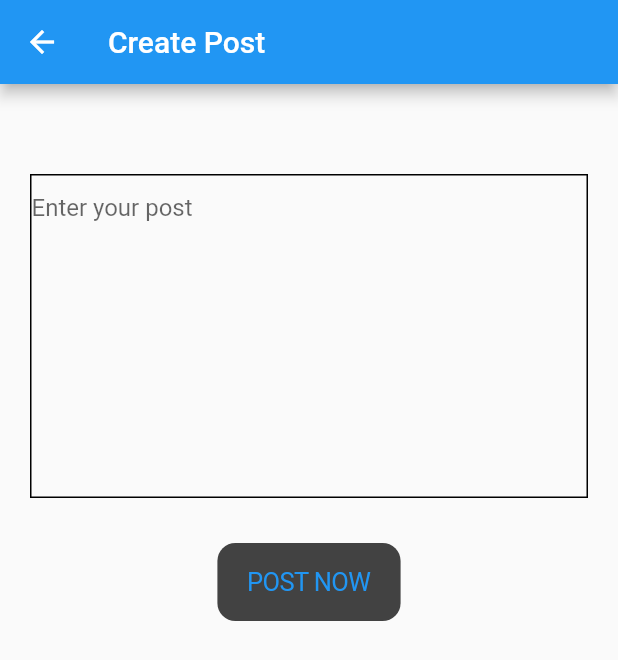
After one commit to alicalmir/mobile-task-2.0, a Flutter app: the CreatePost screen opened directly, on a phone screen of 412 x 824 dp. The commit adds this screen. Shown: the top 660 px of the screen. Run offline on Flutter 3.47's test engine with Material 2 defaults, Android fonts, the phone set to English and light mode, and no system bars; our stand-ins replace cloud_firestore, firebase_auth, firebase_core, font_awesome_flutter, google_sign_in, rounded_loading_button; missing offline and left inert: flutter_facebook_auth; accounts and stored records are empty.

Commit message:
mobile-task

```diff
--- /dev/null
+++ b/lib/model/post_model.dart
@@ -0,0 +1,55 @@
+
+import 'dart:convert';
+
+class PostModel {
+  final String id;
+  final String username;
+  final String date;
+  final String postText;
+  PostModel({
+    required this.id,
+    required this.username,
+    required this.date,
+    required this.postText,
+  });
+
+  PostModel copyWith({
+    String? id,
+    String? username,
+    String? date,
+    String? postText,
+  }) {
+    return PostModel(
+      id: id ?? this.id,
+      username: username ?? this.username,
+      date: date ?? this.date,
+      postText: postText ?? this.postText,
+    );
+  }
+
+  Map<String, dynamic> toMap() {
+    return <String, dynamic>{
+      'id': id,
+      'username': username,
+      'date': date,
+      'postText': postText,
+    };
+  }
+
+  factory PostModel.fromMap(Map<String, dynamic> map) {
+    return PostModel(
+      id: map['id'] as String,
+      username: map['username'] as String,
+      date: map['date'] as String,
+      postText: map['postText'] as String,
+    );
+  }
+
+
+
+  factory PostModel.fromJson(String source) => PostModel.fromMap(json.decode(source) as Map<String, dynamic>);
+
+
+
+
+}
--- /dev/null
+++ b/lib/model/user_mdel.dart
@@ -0,0 +1,17 @@
+class UserModel {
+  final String id;
+  final String name;
+  final String email;
+
+  UserModel({
+    required this.id,
+    required this.name,
+    required this.email,
+});
+
+Map<String, dynamic> toJson()=>{
+  'userId': id,
+  'name':name ,
+  'email': email,
+};
+}
--- /dev/null
+++ b/lib/provider/post_provider.dart
@@ -0,0 +1,34 @@
+import 'package:cloud_firestore/cloud_firestore.dart';
+import 'package:firebase_auth/firebase_auth.dart';
+import 'package:flutter/material.dart';
+import 'package:mobile_task/model/post_model.dart';
+import 'package:mobile_task/screens/home_screen.dart';
+import 'package:mobile_task/utils/loading_action.dart';
+
+class PostProvider extends ChangeNotifier {
+  final FirebaseAuth _auth = FirebaseAuth.instance;
+  final FirebaseFirestore _firestore = FirebaseFirestore.instance;
+  void uploadPost({
+    required String text,
+    required BuildContext context,
+  }) async {
+try {
+
+      final userInfo =
+        await _firestore.collection('users').doc(_auth.currentUser!.uid).get();
+        var name = (userInfo.data() as dynamic)['name'];
+    PostModel postModel = PostModel(
+        id: _auth.currentUser!.uid,
+        username: name,
+        date: DateTime.now().toString(),
+        postText: text);
+        showLoadingDialog(context);
+       await _firestore.collection('Post').add(postModel.toMap());
+       await _firestore.collection('My Post').doc(_auth.currentUser!.uid).collection('post').add(postModel.toMap());
+       Navigator.of(context).pop();
+       Navigator.push(context, MaterialPageRoute(builder: (context)=>const HomePage()));
+} on FirebaseException catch (e) {
+
+}
+  }
+}
--- a/lib/provider/sign_in_provider.dart
+++ b/lib/provider/sign_in_provider.dart
@@ -1,5 +1,4 @@
 import 'package:flutter/cupertino.dart';
-import 'package:matcher/matcher.dart';
 
 class SignInProvider extends ChangeNotifier {
   SignInProvider() {
--- /dev/null
+++ b/lib/screens/create_post.dart
@@ -0,0 +1,54 @@
+import 'package:flutter/cupertino.dart';
+import 'package:flutter/material.dart';
+import 'package:mobile_task/provider/post_provider.dart';
+import 'package:provider/provider.dart';
+
+class CreatePost extends StatefulWidget {
+  const CreatePost({super.key});
+
+  @override
+  State<CreatePost> createState() => _CreatePostState();
+}
+
+class _CreatePostState extends State<CreatePost> {
+  final postController = TextEditingController();
+  @override
+  Widget build(BuildContext context) {
+    return Scaffold(
+      appBar: AppBar(
+        title: const Text('Create Post'),
+      ),
+      body: SingleChildScrollView(
+        child: Column(
+          children: [
+            Padding(
+              padding: const EdgeInsets.only(top: 60, left: 20, right: 20),
+              child: Container(
+                decoration:
+                    BoxDecoration(border: Border.all(color: Colors.black)),
+                child: TextFormField(
+                  controller: postController,
+                  maxLines: 10,
+                  decoration: const InputDecoration(
+                      hintText: 'Enter your post', border: InputBorder.none),
+                ),
+              ),
+            ),
+            Padding(
+              padding: const EdgeInsets.only(left: 30, right: 30, top: 30),
+              child: CupertinoButton(
+                onPressed: () {
+                  context
+                      .read<PostProvider>()
+                      .uploadPost(text: postController.text, context: context);
+                },
+                color: Colors.grey.shade800,
+                child: const Text('POST NOW'),
+              ),
+            )
+          ],
+        ),
+      ),
+    );
+  }
+}
--- a/lib/utils/config.dart
+++ b/lib/utils/config.dart
@@ -1,3 +1,3 @@
 class Config {
-  static final app_icon = "assets/ant_logo.png";
+  static const  app_icon = "assets/ant_logo.png";
 }
```
Also changed, not shown: lib/main.dart (+20 -10 lines), lib/provider/auth_proivder.dart (added, +102 -0 lines), lib/screens/home_screen.dart (+15 -0 lines), lib/screens/login_screen.dart (+22 -16 lines), lib/screens/splash_screen.dart (+11 -3 lines), lib/utils/loading_action.dart (added, +31 -0 lines).
